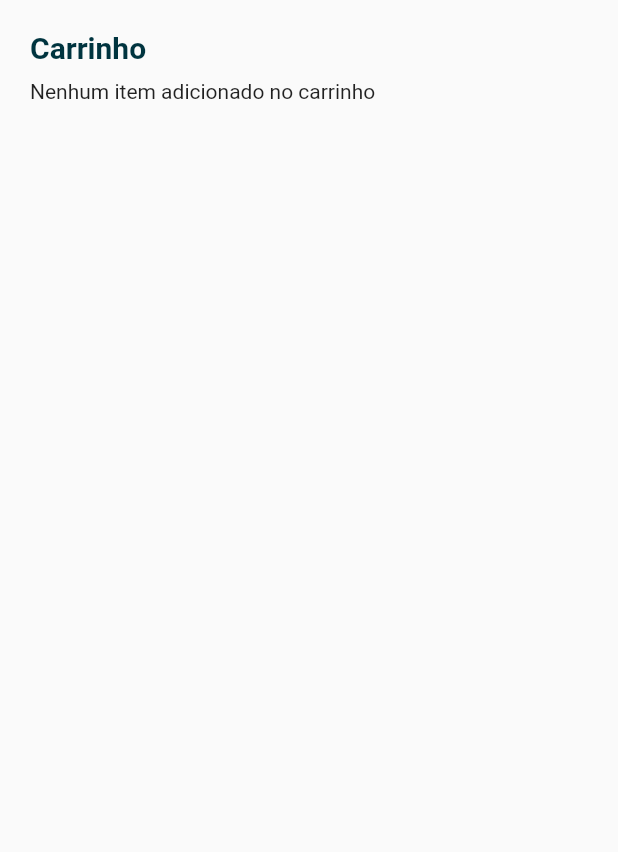
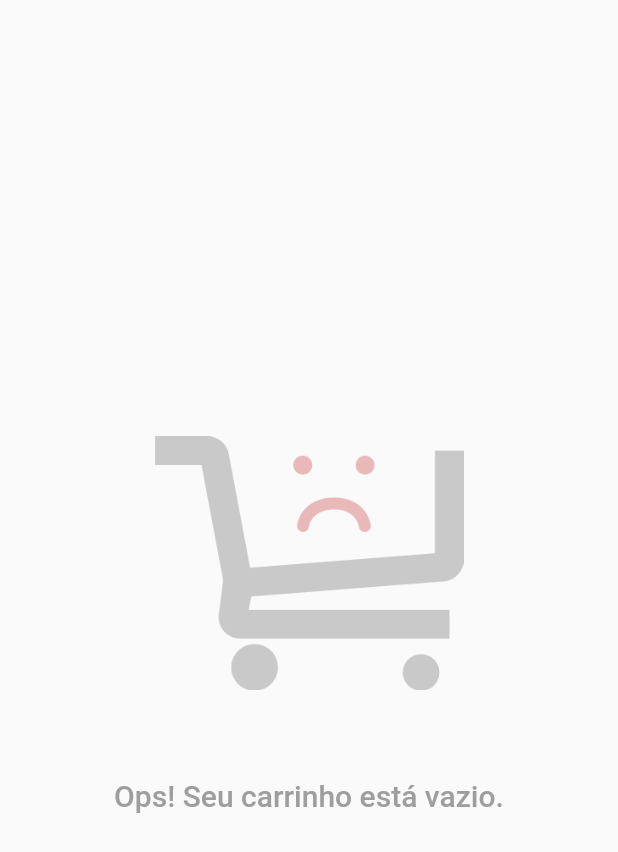
Before and after one commit to leoomolina/dw22-vakinha-burger, a Flutter app: the ShoppingCardPage screen opened directly, on a phone screen of 412 x 824 dp. Shown: the top 852 px of the screen. Run offline on Flutter 3.47's test engine with Material 2 defaults, Android fonts, the phone set to English and light mode, and no system bars; our stand-ins replace get, get_storage; missing offline and left inert: validatorless; accounts and stored records are empty; Roboto replaces fonts that are missing (mplus1).

Commit message:
Melhorando tela de carrinho vazio

```diff
--- a/lib/app/modules/order/shopping_card/shopping_card_page.dart
+++ b/lib/app/modules/order/shopping_card/shopping_card_page.dart
@@ -27,24 +27,39 @@ class ShoppingCardPage extends GetView<ShoppingCardController> {
                   key: formKey,
                   child: Visibility(
                     visible: controller.products.isNotEmpty,
-                    replacement: Padding(
-                      padding: const EdgeInsets.all(20.0),
+                    replacement: Scaffold(
+                      body: CustomScrollView(slivers: [
+                        SliverFillRemaining(
                           child: Column(
-                        crossAxisAlignment: CrossAxisAlignment.start,
+                            mainAxisAlignment: MainAxisAlignment.center,
+                            mainAxisSize: MainAxisSize.min,
                             children: [
-                          Text(
-                            'Carrinho',
-                            style: context.textTheme.headline6?.copyWith(
-                              fontWeight: FontWeight.bold,
-                              color: context.theme.primaryColorDark,
-                            ),
+                              Image.asset(
+                                'assets/images/cart_null.png',
+                                width: context.widthTransformer(reducedBy: 50),
+                                height:
+                                    context.heightTransformer(reducedBy: 70),
                               ),
                               const SizedBox(
                                 height: 10,
                               ),
-                          const Text('Nenhum item adicionado no carrinho'),
+                              Padding(
+                                padding: const EdgeInsets.all(10.0),
+                                child: Text(
+                                  'Ops! Seu carrinho está vazio.',
+                                  textAlign: TextAlign.center,
+                                  style: context.textTheme.headline6?.copyWith(
+                                    color: Colors.grey,
+                                  ),
+                                ),
+                              ),
+                              const SizedBox(
+                                height: 20,
+                              ),
                             ],
                           ),
+                        )
+                      ]),
                     ),
                     child: Column(
                       crossAxisAlignment: CrossAxisAlignment.start,
```
Also changed, not shown: assets/images/cart_null.png (added). Lines whose indentation alone changed are shown as unchanged.
